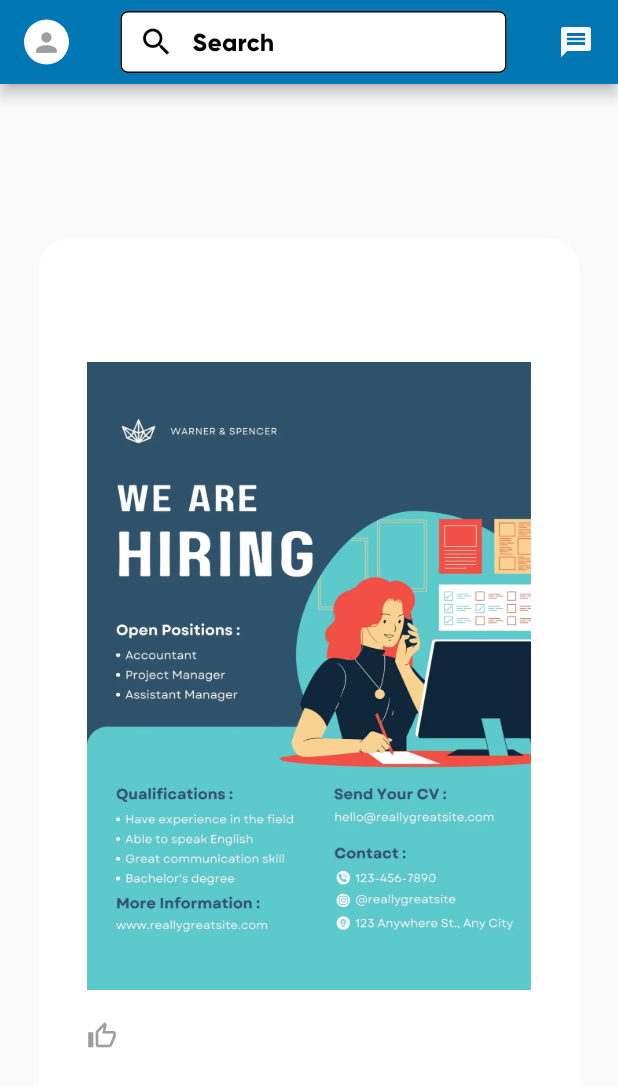
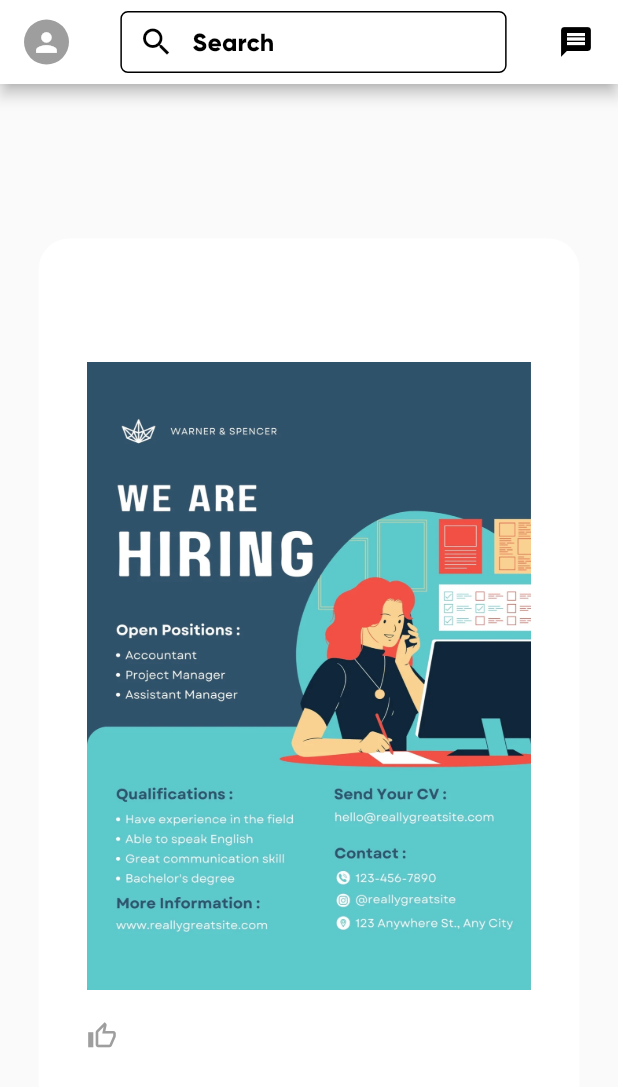
Before and after one commit to Akhil184/Login_page_linkedin, a Flutter app: the HomePage screen opened directly, on a phone screen of 412 x 824 dp. Shown: the top 1087 px of the screen. Run offline on Flutter 3.47's test engine with Material 2 defaults, Android fonts, the phone set to English and light mode, and no system bars; drawn by our look-alikes of like_button; our stand-ins replace flutter_screenutil.

Commit message:
home page design change

```diff
--- a/lib/screens/home_page.dart
+++ b/lib/screens/home_page.dart
@@ -20,12 +20,12 @@ class _HomePageState extends State<HomePage> {
           mainAxisAlignment:MainAxisAlignment.spaceBetween,
         children:[
           CircleAvatar(
-            backgroundColor: Colors.white,
+            backgroundColor: Colors.grey,
             radius:15,
             child: IconButton(
               padding: EdgeInsets.zero,
-              icon: Icon(Icons.person,color:Colors.grey,size:20.sp,),
-              color: Colors.white,
+              icon: Icon(Icons.person,color:Colors.white,size:20.sp,),
+              color: Colors.black,
               onPressed: () {},
             ),
           ),
@@ -64,11 +64,11 @@ class _HomePageState extends State<HomePage> {
     ),
     ),
     ),
-          Icon(Icons.message,color:Colors.white),
+          Icon(Icons.message,color:Colors.black),
         ],
         ),
         centerTitle:true,
-        backgroundColor:Color(0xff0077b5 ),),
+        backgroundColor:Colors.white),
       body:ListView(
         children: [
           Expanded(
```
